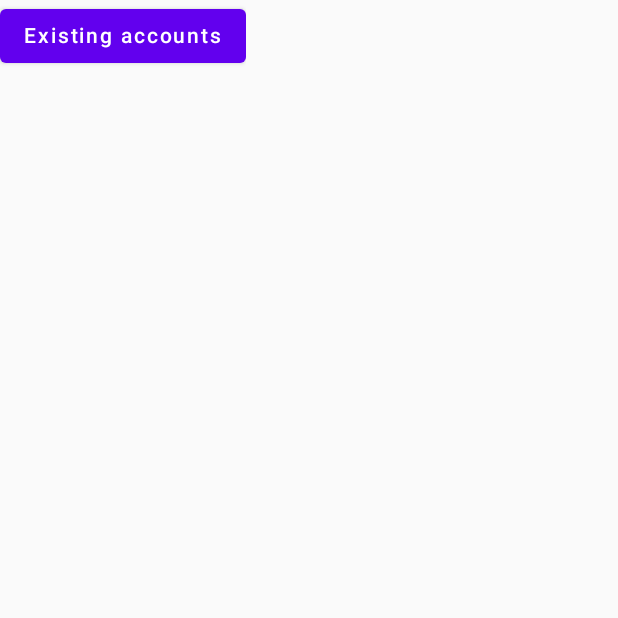
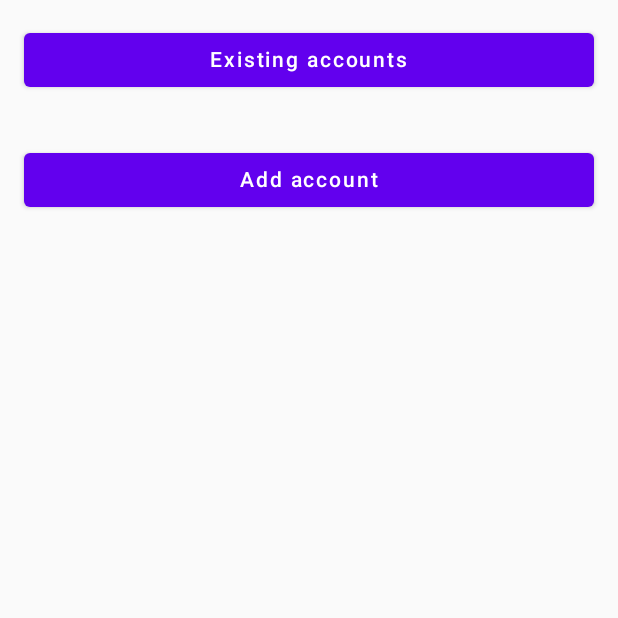
Before and after one commit to UstadMobile/UstadAndroidApiConsumerDemo, an Android app built with Jetpack Compose: the screen it shows after launch (MainActivity), on a phone screen of 412 x 824 dp, the top half of it. Run offline under Robolectric (Android 15) with nearby library versions, the phone set to English and light mode, and no system bars.

Commit message:
Add support for add account.

```diff
--- a/app/src/main/AndroidManifest.xml
+++ b/app/src/main/AndroidManifest.xml
@@ -9,6 +9,9 @@
         android:name="android.permission.GET_ACCOUNTS"
         android:maxSdkVersion="22" />
 
+    <uses-permission
+        android:name="android.permission.MANAGE_ACCOUNTS"
+        android:maxSdkVersion="22" />
     <uses-permission
         android:name="android.permission.USE_CREDENTIALS"
         android:maxSdkVersion="22" />
--- /dev/null
+++ b/app/src/main/java/com/ustadmobile/ustadapiconsumer/AddAccountActivityResultContract.kt
@@ -0,0 +1,21 @@
+package com.ustadmobile.ustadapiconsumer
+
+import android.accounts.AccountManager
+import android.content.Context
+import android.content.Intent
+import androidx.activity.result.contract.ActivityResultContract
+
+data class AddAccountResult(val accountName: String?, val accountType: String?)
+
+class AddAccountActivityResultContract: ActivityResultContract<Intent, AddAccountResult>() {
+    override fun createIntent(context: Context, input: Intent): Intent {
+        return input
+    }
+
+    override fun parseResult(resultCode: Int, intent: Intent?): AddAccountResult {
+        val addedName = intent?.getStringExtra(AccountManager.KEY_ACCOUNT_NAME)
+        val addedType = intent?.getStringExtra(AccountManager.KEY_ACCOUNT_TYPE)
+
+        return AddAccountResult(addedName, addedType)
+    }
+}
--- a/app/src/main/java/com/ustadmobile/ustadapiconsumer/ui/screens/StartScreen.kt
+++ b/app/src/main/java/com/ustadmobile/ustadapiconsumer/ui/screens/StartScreen.kt
@@ -1,19 +1,73 @@
 package com.ustadmobile.ustadapiconsumer.ui.screens
 
+import android.accounts.AccountManager
+import android.content.Intent
+import android.widget.Toast
+import androidx.activity.compose.rememberLauncherForActivityResult
 import androidx.compose.foundation.layout.Column
+import androidx.compose.foundation.layout.fillMaxWidth
+import androidx.compose.foundation.layout.padding
 import androidx.compose.material.Button
 import androidx.compose.material.Text
 import androidx.compose.runtime.Composable
+import androidx.compose.ui.Modifier
+import androidx.compose.ui.platform.LocalContext
 import androidx.compose.ui.tooling.preview.Preview
+import androidx.compose.ui.unit.dp
+import androidx.core.os.bundleOf
+import com.ustadmobile.ustadapiconsumer.AddAccountActivityResultContract
 
 @Preview
 @Composable
 fun StartScreen(
     onClickAccountList: () -> Unit = {},
 ) {
+    val context = LocalContext.current
+
+
+    val launcher = rememberLauncherForActivityResult(
+        contract = AddAccountActivityResultContract(),
+        onResult = { addAccountResult ->
+            //Now get auth token
+            val accountManager = AccountManager.get(context)
+            val account = accountManager.getAccountsByType("com.ustadmobile").first {
+                it.name == addAccountResult.accountName
+            }
+
+            accountManager.getAuthToken(account, "", bundleOf(), false, {
+                val authToken = it.result.getString(AccountManager.KEY_AUTHTOKEN)
+                Toast.makeText(context, "Got account: ${account.name} / $authToken",
+                    Toast.LENGTH_LONG).show()
+            }, null)
+        }
+    )
+
+
     Column {
-        Button(onClick = onClickAccountList) {
+        Button(
+            onClick = onClickAccountList,
+            modifier = Modifier.padding(16.dp)
+                .fillMaxWidth(),
+        ) {
             Text("Existing accounts")
+        }
+
+        Button(
+            modifier = Modifier.padding(16.dp)
+                .fillMaxWidth(),
+            onClick = {
+                AccountManager.get(context).addAccount("com.ustadmobile", "",
+                    arrayOf(), bundleOf(), null, {
+                        val result = it.getResult()
+                        val intent: Intent? = result.getParcelable(AccountManager.KEY_INTENT)
+                        if(intent != null) {
+                            launcher.launch(intent)
+                        }
+
+                    }, null)
+            }
+        ) {
+            Text("Add account")
         }
     }
 }
```
Also changed, not shown: app/src/main/java/com/ustadmobile/ustadapiconsumer/ui/screens/AccountListScreen.kt (+4 -5 lines).
